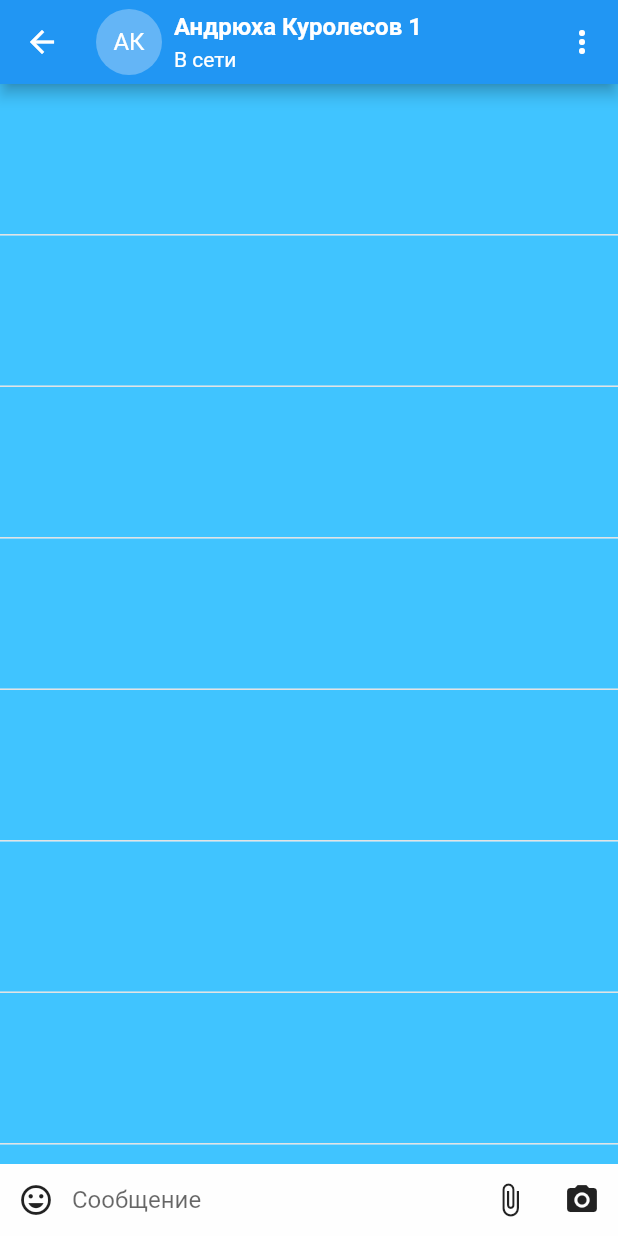
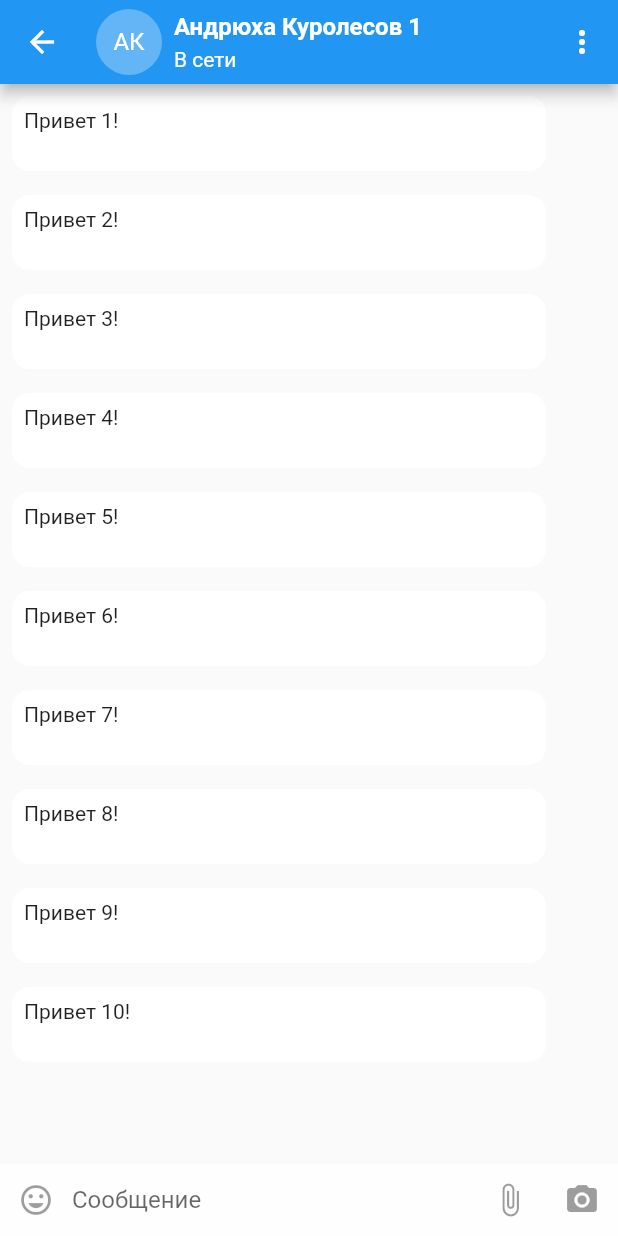
Before and after one commit to UsatovDenisWH/flu_chat, a Flutter app: the screen it shows after launch, after a tap on "АК", on a phone screen of 412 x 824 dp. Run offline on Flutter 3.47's test engine with Material 2 defaults, Android fonts, the phone set to English and light mode, and no system bars.

Commit message:
UI message list modifications

```diff
--- /dev/null
+++ b/lib/models/message_item.dart
@@ -0,0 +1,26 @@
+import 'dart:core';
+
+// item to display in the message list
+class MessageItem {
+  final String id;
+//  final User from;
+//  final Chat chat;
+  final bool isIncoming;
+  final DateTime date;
+  final bool isReaded;
+  final String text;
+  final MessageType messageType;
+
+  MessageItem({
+    this.id,
+//    this.from,
+//    this.chat,
+    this.isIncoming,
+    this.date,
+    this.isReaded,
+    this.text,
+    this.messageType,
+  });
+}
+
+enum MessageType { TEXT, IMAGE, VIDEO }
--- a/lib/ui/chat_list/chat_list_route.dart
+++ b/lib/ui/chat_list/chat_list_route.dart
@@ -2,33 +2,13 @@ import 'dart:math';
 
 import 'package:fluchat/models/chat_item.dart';
 import 'package:fluchat/ui/chat_list/chat_list_item.dart';
+import 'package:fluchat/utils/data_generator.dart';
 import 'package:flutter/material.dart';
 
 class ChatListRoute extends StatelessWidget {
-  // Generator of chat list items
-  final List<ChatItem> _chatItems = List.generate(20, (int i) {
-    i++;
+  // Get chat items
+  final List<ChatItem> _chatItems = DataGenerator.getDemoChatItems();
 
-    String _avatar;
-    if (Random().nextInt(5) % 5 != 0) {
-      _avatar = "https://picsum.photos/250?image=${i * Random().nextInt(33)}";
-    } else {
-      _avatar = "";
-    }
-
-    return ChatItem(
-      id: "$i",
-      avatar: _avatar,
-      initials: "АК",
-      title: "Андрюха Куролесов $i",
-      shortDescription: "Привет! Как дела?",
-      messageCount: i % 5 * Random().nextInt(100),
-      lastMessageDate: "19:49",
-      isOnline: Random().nextBool(),
-      chatType: ChatType.SINGLE,
-      author: "Гена Лодочкин",
-    );
-  });
 
   @override
   Widget build(BuildContext context) => Scaffold(
--- a/lib/ui/message_list/message_list_item.dart
+++ b/lib/ui/message_list/message_list_item.dart
@@ -1,11 +1,45 @@
-
+import 'package:fluchat/models/message_item.dart';
 import 'package:flutter/material.dart';
 
 class MessageListItem extends StatelessWidget {
+//  final String id;
+////  final User from;
+////  final Chat chat;
+//  final bool isIncoming;
+//  final DateTime date;
+//  final bool isReaded;
+//  final String text;
+//  final MessageType messageType;
+
+  final MessageItem _messageItem;
+
+  MessageListItem(this._messageItem);
+
   @override
-  Widget build(BuildContext context) => Container(
-      height: 100.0,
-      color: Colors.lightBlueAccent,
-    );
+  Widget build(BuildContext context) {
+    Color bgColor;
+    EdgeInsetsGeometry messagePadding;
 
+    if (_messageItem.isIncoming) {
+      bgColor = Colors.white;
+      messagePadding = EdgeInsets.fromLTRB(8.0, 8.0, 48.0, 8.0);
+    } else {
+      bgColor = Colors.greenAccent[100];
+      messagePadding = EdgeInsets.fromLTRB(48.0, 8.0, 8.0, 8.0);
+    }
+
+    Widget textBox = Padding(
+        padding: messagePadding,
+        child: Container(
+          height: 50.0,
+          padding: EdgeInsets.all(8.0),
+          decoration: BoxDecoration(
+            color: bgColor,
+            borderRadius: BorderRadius.circular(12),
+          ),
+          child: Text(_messageItem.text),
+        ));
+
+    return textBox;
+  }
 }
--- a/lib/ui/message_list/message_list_route.dart
+++ b/lib/ui/message_list/message_list_route.dart
@@ -1,11 +1,16 @@
 import 'package:fluchat/models/chat_item.dart';
+import 'package:fluchat/models/message_item.dart';
 import 'package:fluchat/ui/message_list/message_list_item.dart';
+import 'package:fluchat/utils/data_generator.dart';
 import 'package:flutter/material.dart';
 
 class MessageListRoute extends StatelessWidget {
   @override
   Widget build(BuildContext context) {
+    // Get current chat item
     ChatItem chatItem = ModalRoute.of(context).settings.arguments as ChatItem;
+    // Get a list of messages from the current chat
+    final List<MessageItem> messageItems = DataGenerator.getDemoTextMessageItems();
 
     String titleSubscription;
     if (chatItem.isOnline) {
@@ -65,13 +70,13 @@ class MessageListRoute extends StatelessWidget {
       child: Column(
         children: <Widget>[
           Expanded(
-            child: ListView.separated(
+            child: ListView.builder(
                 padding: EdgeInsets.all(0),
-                itemCount: 10,
+                itemCount: messageItems.length,
                 itemBuilder: (BuildContext context, int index) =>
-                    MessageListItem(),
-                separatorBuilder: (BuildContext context, int index) =>
-                    const Divider(height: 1)),
+                    MessageListItem(messageItems[index]),
+                /*separatorBuilder: (BuildContext context, int index) =>
+                    const Divider(height: 0)*/),
           ),
           Container(
             height: 48.0,
@@ -80,6 +85,7 @@ class MessageListRoute extends StatelessWidget {
               children: <Widget>[
                 IconButton(
                   icon: Icon(Icons.tag_faces),
+                  color: Colors.black38,
                   onPressed: () {
                     print("emodzi pressed");
                   },
@@ -93,12 +99,14 @@ class MessageListRoute extends StatelessWidget {
                 ),
                 IconButton(
                   icon: Icon(Icons.attach_file),
+                  color: Colors.black38,
                   onPressed: () {
                     print("emodzi pressed");
                   },
                 ),
                 IconButton(
                   icon: Icon(Icons.camera_alt),
+                  color: Colors.black38,
                   onPressed: () {
                     print("emodzi pressed");
                   },
--- /dev/null
+++ b/lib/utils/data_generator.dart
@@ -0,0 +1,49 @@
+import 'dart:math';
+
+import 'package:fluchat/models/chat_item.dart';
+import 'package:fluchat/models/message_item.dart';
+
+class DataGenerator {
+  // Generator of chat list items
+  static List<ChatItem> getDemoChatItems() =>
+      List.generate(20, (int i) {
+        i++;
+
+        String _avatar;
+        if (Random().nextInt(5) % 5 != 0) {
+          _avatar =
+          "https://picsum.photos/250?image=${i * Random().nextInt(33)}";
+        } else {
+          _avatar = "";
+        }
+
+        return ChatItem(
+          id: "$i",
+          avatar: _avatar,
+          initials: "АК",
+          title: "Андрюха Куролесов $i",
+          shortDescription: "Привет! Как дела?",
+          messageCount: i % 5 * Random().nextInt(100),
+          lastMessageDate: "19:49",
+          isOnline: Random().nextBool(),
+          chatType: ChatType.SINGLE,
+          author: "Гена Лодочкин",
+        );
+      });
+
+// Generator of message list items
+  static List<MessageItem> getDemoTextMessageItems() =>
+      List.generate(10, (int i) {
+        i++;
+        return MessageItem(
+          id: i.toString(),
+//  final User from;
+//  final Chat chat;
+          isIncoming: Random().nextBool(),
+          date: DateTime.now(),
+          isReaded: Random().nextBool(),
+          text: "Привет $i!",
+          messageType: MessageType.TEXT,
+        );
+      });
+}
```
Also changed, not shown: lib/main.dart (+1 -52 lines).
